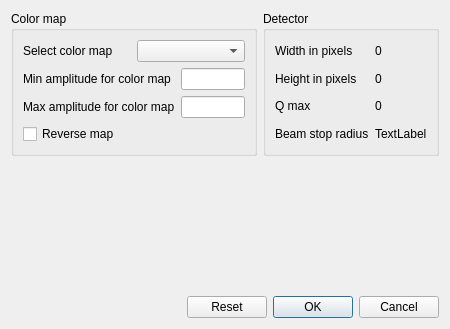
This is src/sas/qtgui/UI/ColorMapUI.ui in SasView/sasview as Qt 5 draws it before an edit. The edited form follows.
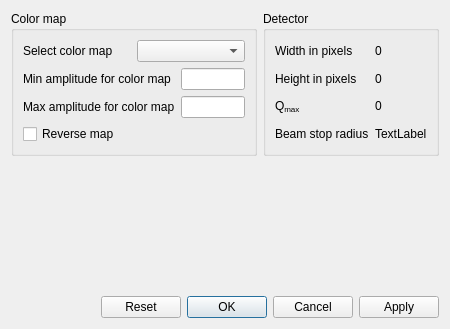
This is the edited form. Icons and pictures are not drawn.

```diff
--- a/src/sas/qtgui/UI/ColorMapUI.ui
+++ b/src/sas/qtgui/UI/ColorMapUI.ui
@@ -55,7 +55,7 @@
         <enum>Qt::Horizontal</enum>
        </property>
        <property name="standardButtons">
-        <set>QDialogButtonBox::Cancel|QDialogButtonBox::Ok|QDialogButtonBox::Reset</set>
+        <set>QDialogButtonBox::Apply|QDialogButtonBox::Cancel|QDialogButtonBox::Ok|QDialogButtonBox::Reset</set>
        </property>
       </widget>
      </item>
@@ -175,7 +175,7 @@
         <item row="2" column="0">
          <widget class="QLabel" name="label_6">
           <property name="text">
-           <string>Q max</string>
+           <string>&lt;html&gt;&lt;head/&gt;&lt;body&gt;&lt;p&gt;Q&lt;span style=&quot; vertical-align:sub;&quot;&gt;max&lt;/span&gt;&lt;/p&gt;&lt;/body&gt;&lt;/html&gt;</string>
           </property>
          </widget>
         </item>
```
Left out of the diff: 12 changed lines with no effect on the pictures.
